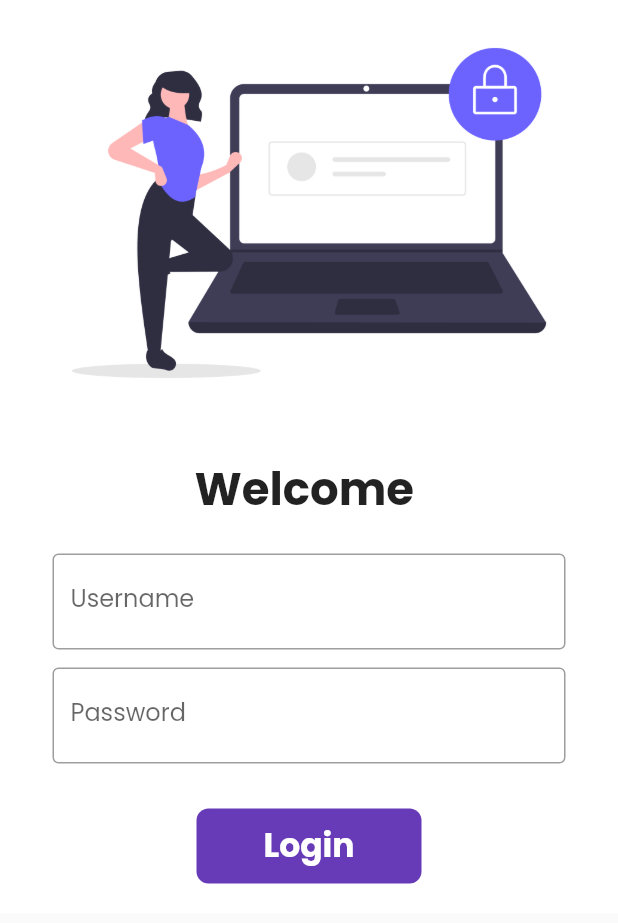
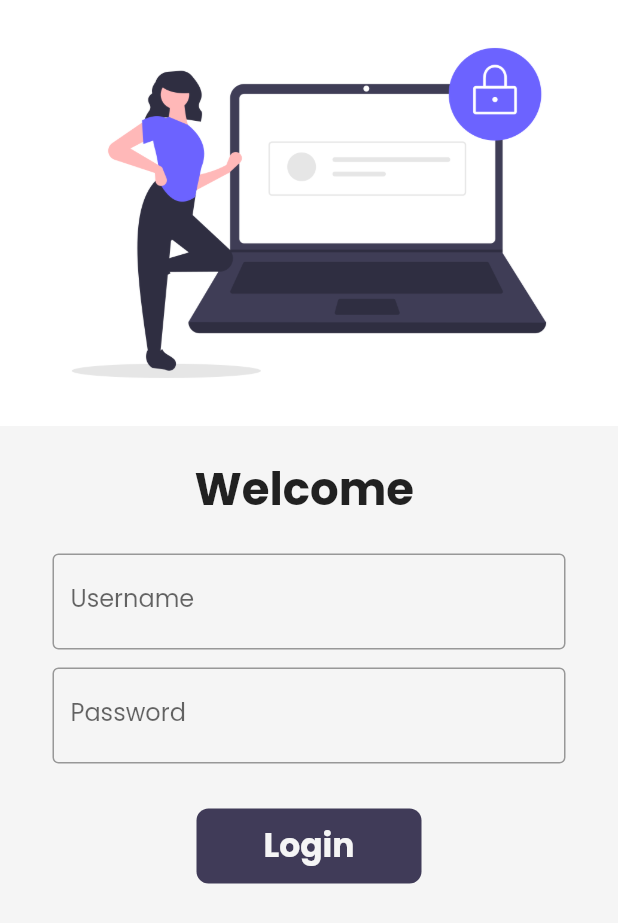
Before and after one commit to Rukhsar-Jani/Flutter_practice, a Flutter app: the Login_page widget shown alone on an empty page, opened directly, on a phone screen of 412 x 824 dp. Shown: the top 923 px of the screen. Run offline on Flutter 3.47's test engine with Material 2 defaults, Android fonts, the phone set to English and light mode, and no system bars; our stand-ins replace google_fonts, velocity_x; network calls fail.

Commit message:
day20 set dark & white :completed

```diff
--- a/lib/Widgets/home_widgets/catalog_header.dart
+++ b/lib/Widgets/home_widgets/catalog_header.dart
@@ -12,7 +12,7 @@ class Catalogheader extends StatelessWidget {
     return Column(
             crossAxisAlignment: CrossAxisAlignment.start,
             children: [
-              "Catalog App".text.xl4.bold.color(myTheme.darkBluishColor)
+              "Catalog App".text.xl4.bold.color(context.accentColor)
               .make(),
               "Trending Products".text.xl .make(),
 
--- a/lib/Widgets/home_widgets/catalog_image.dart
+++ b/lib/Widgets/home_widgets/catalog_image.dart
@@ -15,7 +15,7 @@ class CatalogImage extends StatelessWidget {
     return Image.network(
             image,
 
-            ).box.p12.rounded. color(myTheme.creamColor,)
+            ).box.p12.rounded. color(context.canvasColor,)
             .make().p12().wh40(context);
   }
 }
--- a/lib/Widgets/themes.dart
+++ b/lib/Widgets/themes.dart
@@ -1,23 +1,49 @@
 import 'package:flutter/material.dart';
 import 'package:google_fonts/google_fonts.dart';
+import 'package:velocity_x/velocity_x.dart';
 
 class myTheme{
   static ThemeData lightTheme(BuildContext context) => ThemeData(primarySwatch: Colors.pink,
       fontFamily: GoogleFonts.poppins().fontFamily,
+       cardColor: Colors.white,
+      canvasColor: creamColor,
+      highlightColor:  darkcreamcolor,
+      buttonColor: darkBluishColor,
+      accentColor: darkBluishColor,
+
       appBarTheme: AppBarTheme(
         color: Colors.white,
         elevation: 0.0,
         iconTheme: const IconThemeData(
           color: Colors.black,
-          ), toolbarTextStyle: Theme.of(context).textTheme.bodyText2, titleTextStyle: Theme.of(context).textTheme.headline6,
+          ), toolbarTextStyle: Theme.of(context).textTheme.bodyText2,
+           titleTextStyle: Theme.of(context).textTheme.headline6,
       )
       // primaryTextTheme: GoogleFonts.latoTextTheme(),
 
-      ); static ThemeData darkTheme(BuildContext context) => ThemeData(
-        brightness: Brightness.dark,
+      ); static ThemeData darkTheme(BuildContext context) =>
+      ThemeData(
+      fontFamily: GoogleFonts.poppins().fontFamily,
+      brightness: Brightness.dark,
+      cardColor: darkBluishColor ,
+      canvasColor: darkcreamcolor,
+      highlightColor: textcolor,
+      buttonColor: lightbluishcolor,
+      accentColor: Colors.white,
+      appBarTheme: AppBarTheme(
+        color: Colors.white,
+        elevation: 0.0,
+        iconTheme: const IconThemeData(
+        color: Colors.white,
+          ), toolbarTextStyle: Theme.of(context).textTheme.bodyText2,
+           titleTextStyle: Theme.of(context).textTheme.headline6,
+      )
       );
 
       // colors
       static Color creamColor = const Color(0xfff5f5f5);
       static Color darkBluishColor = const Color(0xff403b58);
+      static Color darkcreamcolor = Vx.gray900;
+      static Color lightbluishcolor = Vx.indigo600;
+      static Color textcolor = Vx.black;
 }
--- a/lib/main.dart
+++ b/lib/main.dart
@@ -18,12 +18,12 @@ class MyApp extends StatelessWidget {
     return MaterialApp(
       debugShowCheckedModeBanner: false,
       // home: Homepage(),
-      themeMode: ThemeMode.light,
+      themeMode: ThemeMode.system,
       theme: myTheme.lightTheme(context),
       darkTheme: myTheme.darkTheme(context),
         // primarySwatch: Colors.orange
 
-      initialRoute: Myroutes.homeroutes,
+      initialRoute: Myroutes.loginroutes,
       routes:{
         "/" :(context)=> Login_page(),
         Myroutes.homeroutes :(context)=> Homepage(),
--- a/lib/pages/Login_page.dart
+++ b/lib/pages/Login_page.dart
@@ -1,6 +1,7 @@
 import 'package:flutter_practice_codepur/utils/routes.dart';
 import 'package:flutter/material.dart';
 import 'package:meta/meta.dart';
+import 'package:velocity_x/velocity_x.dart';
 
 class Login_page extends StatefulWidget {
   Login_page({super.key});
@@ -33,7 +34,7 @@ changebutton = false;
   @override
   Widget build(BuildContext context) {
     return Material(
-      color: Colors.white,
+      color: context.canvasColor,
       child: SingleChildScrollView(
         child: Form(
           key: _formkey,
@@ -109,7 +110,7 @@ changebutton = false;
                     ),
 
                     Material(
-                        color: Colors.deepPurple,
+                        color: context.accentColor,
                             borderRadius: BorderRadius.circular
                             (changebutton? 15: 8),
                       child: InkWell(
@@ -127,7 +128,7 @@ changebutton = false;
                           :Text("Login",
                             style: TextStyle(
                                 fontSize: 22,
-                                color: Colors.white,
+                                color: context.canvasColor,
                                 fontWeight: FontWeight.bold),
                           ),
                           // decoration: BoxDecoration(
```
Also changed, not shown: lib/Widgets/home_widgets/catalog_list.dart (+5 -4 lines), lib/pages/Home_page.dart (+4 -3 lines), lib/pages/home_details_page.dart (+9 -7 lines). Lines whose indentation alone changed are shown as unchanged.
